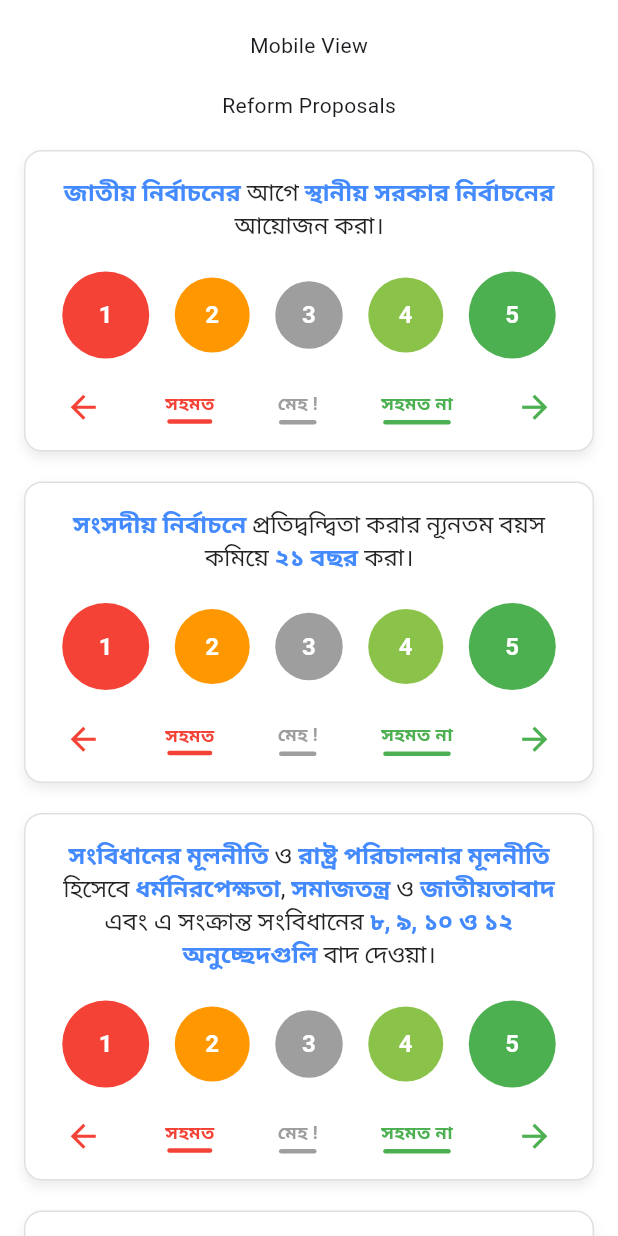
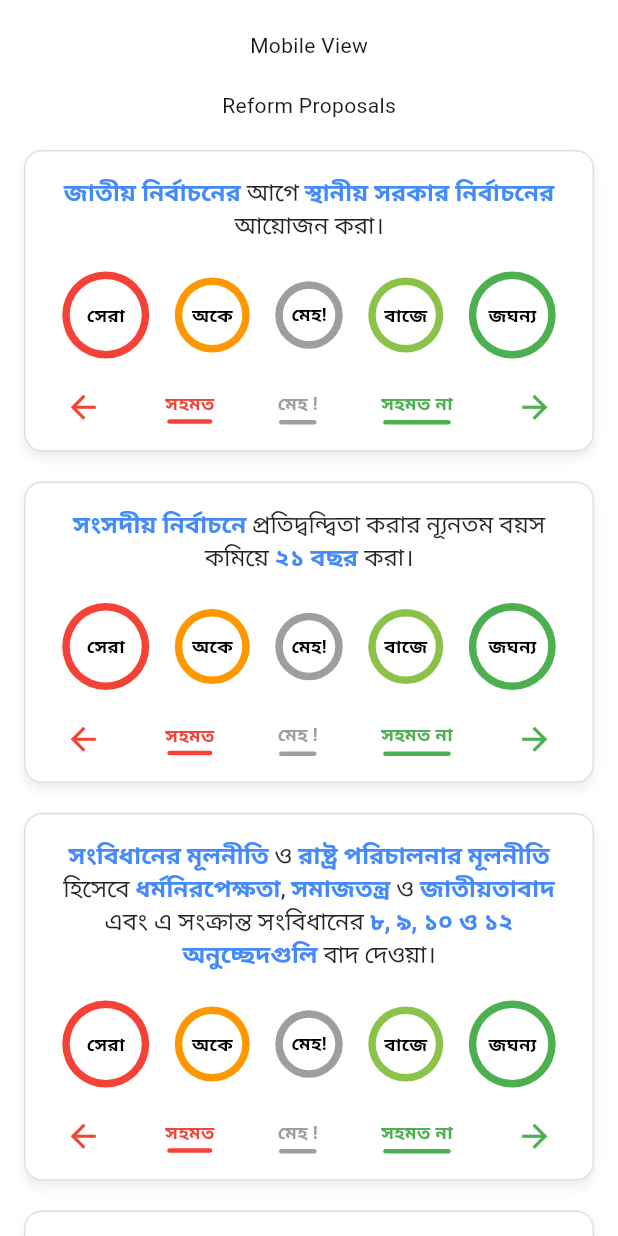
Before and after one commit to mzahin01/agreeculture, a Flutter app: the screen it shows after launch, on a phone screen of 412 x 824 dp. Run offline on Flutter 3.47's test engine with Material 3 defaults, Android fonts, the light colour scheme and no system bars; our stand-ins replace cached_network_image, flutter_screenutil, flutter_svg, get, lottie.

Commit message:
refactor HomeController and update UI for question voting functionality

```diff
--- a/lib/app/modules/home/controllers/home_controller.dart
+++ b/lib/app/modules/home/controllers/home_controller.dart
@@ -4,14 +4,15 @@ import '../data/ques_strings.dart';
 
 class QuestionDetails {
   final String text;
-  final int answers;
+  int answers;
 
   QuestionDetails({required this.text, required this.answers});
 }
 
 class HomeController extends GetxController {
   RxBool isLoading = false.obs;
-  List<QuestionDetails> questions = [];
+  RxBool toUpdate = false.obs;
+  RxList<QuestionDetails>? questions = <QuestionDetails>[].obs;
   @override
   void onInit() {
     super.onInit();
@@ -23,7 +24,8 @@ class HomeController extends GetxController {
     questions =
         reformProposals
             .map((proposal) => QuestionDetails(text: proposal, answers: -1))
-            .toList();
+            .toList()
+            .obs;
   }
 
   // Answers List (default value -1 means no selection)
@@ -34,5 +36,12 @@ class HomeController extends GetxController {
     selectedAnswers[questionIndex] = value;
   }
 
-  void vote(int index, int i) {}
+  void vote(int index, int i) {
+    if (questions?[index].answers == i) {
+      questions?[index].answers = -1;
+    } else {
+      questions?[index].answers = i;
+    }
+    toUpdate.value = !toUpdate.value;
+  }
 }
--- a/lib/app/modules/home/views/home_view.dart
+++ b/lib/app/modules/home/views/home_view.dart
@@ -39,7 +39,7 @@ class HomeView extends GetView<HomeController> {
           const SizedBox(height: 20),
           const Text('Reform Proposals'),
           const SizedBox(height: 20),
-          for (int i = 0; i < controller.questions.length; i++)
+          for (int i = 0; i < (controller.questions?.length ?? 0); i++)
             Column(
               children: [
                 SingleQuestionWidget(controller: controller, index: i),
--- a/lib/app/modules/home/widget/single_q.dart
+++ b/lib/app/modules/home/widget/single_q.dart
@@ -1,6 +1,7 @@
 import 'dart:math';
 
 import 'package:flutter/material.dart';
+import 'package:get/get_state_manager/src/rx_flutter/rx_obx_widget.dart';
 import '../controllers/home_controller.dart';
 
 class SingleQuestionWidget extends StatelessWidget {
@@ -34,7 +35,7 @@ class SingleQuestionWidget extends StatelessWidget {
       child: Column(
         crossAxisAlignment: CrossAxisAlignment.center,
         children: [
-          Question(ques: controller.questions[index].text),
+          Question(ques: controller.questions?[index].text ?? ''),
           const SizedBox(height: 20),
           Options(controller: controller, index: index),
           const SizedBox(height: 20),
@@ -134,11 +135,32 @@ class Options extends StatelessWidget {
 
   @override
   Widget build(BuildContext context) {
+    return Obx(() {
       return Row(
         crossAxisAlignment: CrossAxisAlignment.center,
         mainAxisAlignment: MainAxisAlignment.spaceAround,
         children: [
           for (int i = 0; i < 5; i++)
+            GestureDetector(
+              onTap: () {
+                controller.vote(index, i);
+              },
+              child: SizedBox(
+                width:
+                    (i == 0 || i == 4)
+                        ? 58.0
+                        : (i == 1 || i == 3)
+                        ? 50.0
+                        : 45.0,
+                height:
+                    (i == 0 || i == 4)
+                        ? 58.0
+                        : (i == 1 || i == 3)
+                        ? 50.0
+                        : 45.0,
+                // color: Colors.black,
+                child: Stack(
+                  children: [
                     Container(
                       width:
                           (i == 0 || i == 4)
@@ -163,27 +185,66 @@ class Options extends StatelessWidget {
                             ][i],
                         borderRadius: BorderRadius.circular(100),
                       ),
-            child: MaterialButton(
-              shape: RoundedRectangleBorder(
+                    ),
+                    Center(
+                      child: Container(
+                        width:
+                            (i == 0 || i == 4)
+                                ? 48.0
+                                : (i == 1 || i == 3)
+                                ? 40.0
+                                : 35.0,
+                        height:
+                            (i == 0 || i == 4)
+                                ? 48.0
+                                : (i == 1 || i == 3)
+                                ? 40.0
+                                : 35.0,
+                        decoration: BoxDecoration(
+                          color: Colors.white,
                           borderRadius: BorderRadius.circular(100),
                         ),
-              onPressed: () {
-                controller.vote(index, i);
-              },
                         child: Center(
                           child: Text(
-                  '${i + 1}',
+                            ['সেরা', 'অকে', 'মেহ!', 'বাজে', 'জঘন্য'][i],
                             style: const TextStyle(
-                    color: Colors.white,
-                    fontSize: 16,
+                              color: Colors.black,
+                              fontSize: 12,
                               fontWeight: FontWeight.bold,
                             ),
                           ),
                         ),
                       ),
                     ),
+                    if (controller.questions?[index].answers == i)
+                      Container(
+                        width:
+                            (i == 0 || i == 4)
+                                ? 58.0
+                                : (i == 1 || i == 3)
+                                ? 50.0
+                                : 45.0,
+                        height:
+                            (i == 0 || i == 4)
+                                ? 58.0
+                                : (i == 1 || i == 3)
+                                ? 50.0
+                                : 45.0,
+                        decoration: BoxDecoration(
+                          color: Colors.black,
+                          borderRadius: BorderRadius.circular(100),
+                          border: Border.all(color: Colors.red, width: 2),
+                        ),
+                      ),
+                    if (controller.toUpdate.value || !controller.toUpdate.value)
+                      SizedBox(),
+                  ],
+                ),
+              ),
+            ),
         ],
       );
+    });
   }
 }
 
```
Lines whose indentation alone changed are shown as unchanged.
